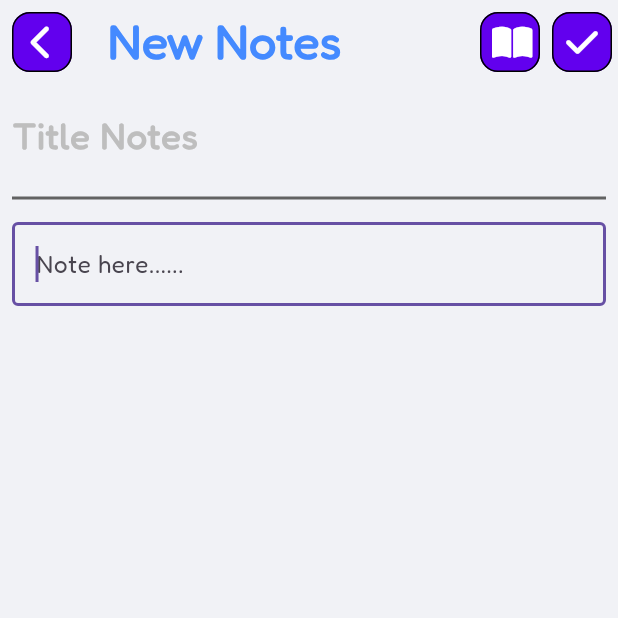
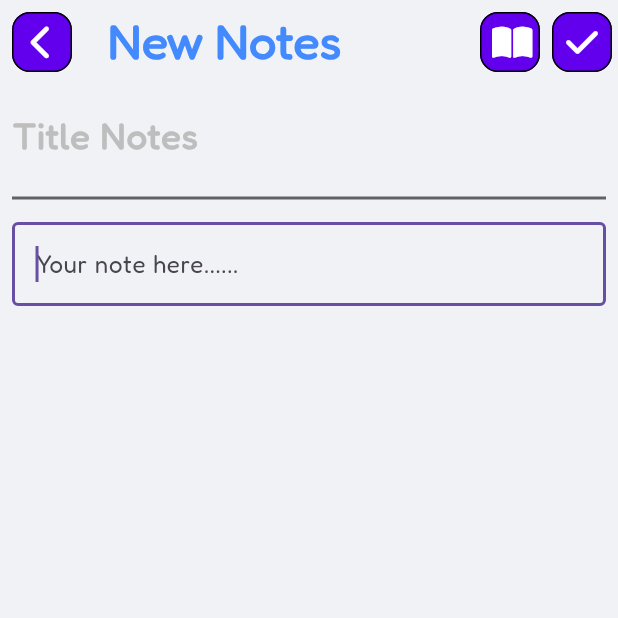
Before and after one commit to MichaelSuthirta/Flexinote, a Flutter app: the NewOrEditNotePages screen opened directly, on a phone screen of 412 x 824 dp, the top half of it. Run offline on Flutter 3.47's test engine with Material 3 defaults, Android fonts, the light colour scheme and no system bars; our stand-ins replace font_awesome_flutter; missing offline and left inert: pdfx.

Commit message:
Feat: Minor update and change

```diff
--- a/lib/catatan_pages/new_or_edit_note_pages.dart
+++ b/lib/catatan_pages/new_or_edit_note_pages.dart
@@ -7,12 +7,12 @@ import 'note_icon_button.dart';
 import 'note_icon_button_outlined.dart';
 
 class NewOrEditNotePages extends StatefulWidget {
+  final bool isNewNote;
+
   const NewOrEditNotePages({
     required this.isNewNote,
     super.key,
   });
-
-  final bool isNewNote;
 
   @override
   State<NewOrEditNotePages> createState() => _NewOrEditNotePagesState();
@@ -101,12 +101,12 @@ class _NewOrEditNotePagesState extends State<NewOrEditNotePages> {
             ),
             if (!widget.isNewNote)
               ...[
-                const Row(
+                Row(
                   children: [
                     Expanded(
                       flex: 3,
                       child: Text(
-                        'Last Modified',
+                        'Last Modified ',
                         style: TextStyle(
                           fontWeight: FontWeight.bold,
                           color: gray500,
@@ -116,7 +116,7 @@ class _NewOrEditNotePagesState extends State<NewOrEditNotePages> {
                     Expanded(
                       flex: 5,
                       child: Text(
-                        '07 December 2023, 03:35 PM',
+                        "${DateTime.now()}",
                         style: TextStyle(
                           fontWeight: FontWeight.bold,
                           color: gray500,
@@ -201,10 +201,11 @@ class _NewOrEditNotePagesState extends State<NewOrEditNotePages> {
                 thickness: 2,
               ),
             ),
+            //Note content
             TextField(
               focusNode: focusNode,
               decoration: const InputDecoration(
-                hintText: 'Note here......',
+                hintText: 'Your note here......',
                 border: OutlineInputBorder(),
               ),
               readOnly: readOnly,
--- a/lib/ebook_pages/ebook_list_fetcher.dart
+++ b/lib/ebook_pages/ebook_list_fetcher.dart
@@ -7,6 +7,7 @@ Future<List<Ebook>> fetchEbooks() async{
   final dataContent = await rootBundle.loadString('AssetManifest.json'); //Auto-generated json file
   final Map<String, dynamic> dataMap = json.decode(dataContent);
 
+  //Lists the paths
   final bookPaths = dataMap.keys.where(
       (name) => name.startsWith('assets/ebook_collection/') && name.endsWith('.pdf')
   ).toList();
```
Also changed, not shown: lib/ebook_pages/ebook_scroll.dart (+20 -5 lines).
